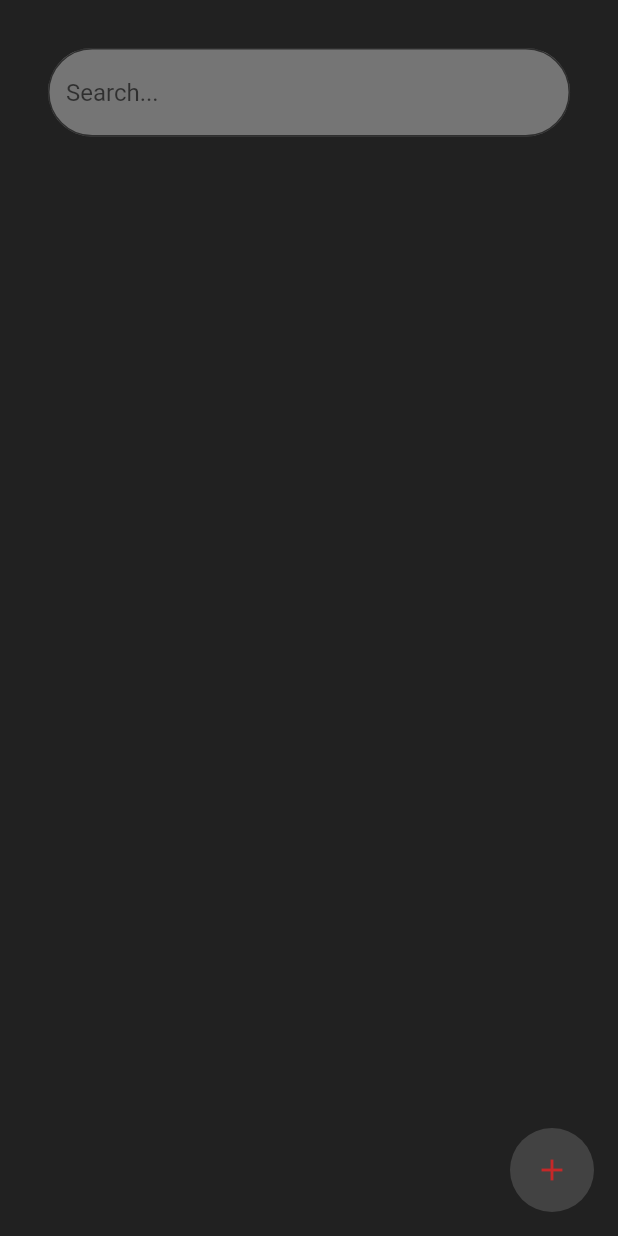
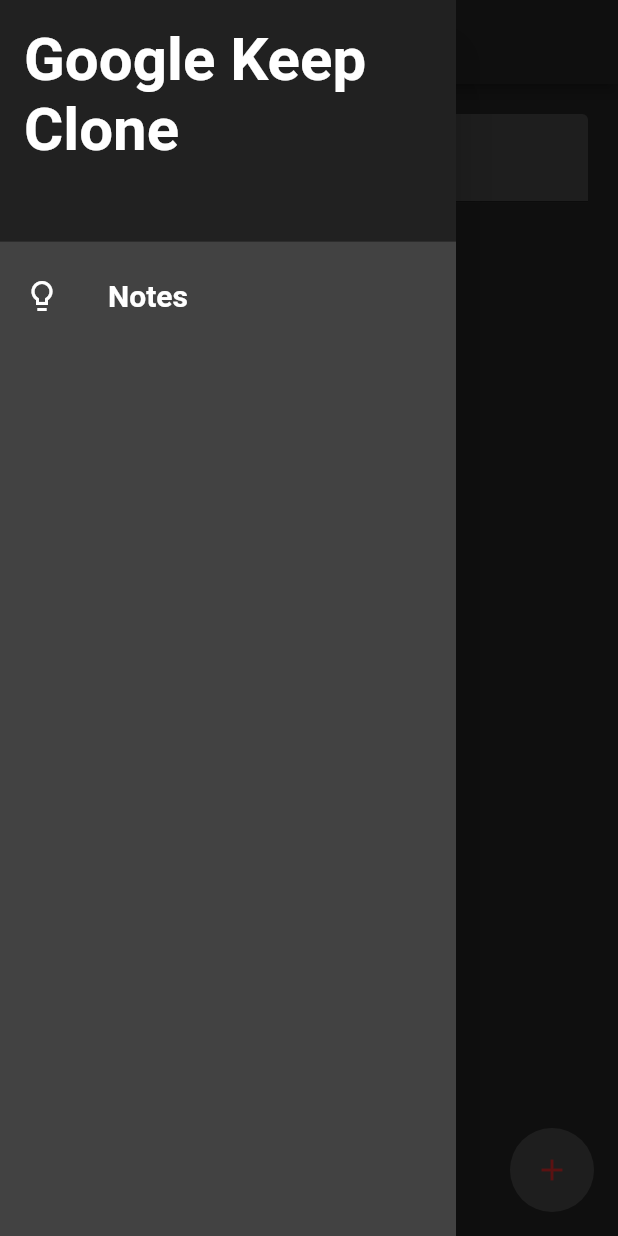
Before and after one commit to Blaze1318/GoogleNotesClone, a Flutter app: the screen it shows after launch, with the side drawer open (before the commit the screen has no drawer), on a phone screen of 412 x 824 dp. Run offline on Flutter 3.47's test engine with Material 2 defaults, Android fonts, the light colour scheme and no system bars; network calls fail.

Commit message:
Added grid view functionality, sidebar and migrated to null safety

```diff
--- a/lib/screens/home.dart
+++ b/lib/screens/home.dart
@@ -1,5 +1,4 @@
 import 'package:flutter/material.dart';
-
 import 'dart:convert';
 
 import 'package:http/http.dart';
@@ -18,7 +17,9 @@
   List<Todo?> _list = <Todo>[];
   List<Todo?> _listForDisplay = <Todo>[];
   ApiCalls call = new ApiCalls();
+  bool flag = false;
   GlobalKey<RefreshIndicatorState>? refresh;
+  int _selectedIndex = 0;
   final _scaffoldKey = GlobalKey<ScaffoldState>();
   @override
   void initState() {
@@ -46,17 +47,65 @@
   @override
   Widget build(BuildContext context) {
     return  Scaffold(
+      appBar: AppBar(
+        backgroundColor: Colors.grey[900],
+      ),
+      drawer: Drawer(
+        child:Container(
+          color: Colors.grey[800],
+          child: ListView(
+            children: <Widget> [
+              DrawerHeader(
+                child:  Text("Google Keep Clone",
+                  style: TextStyle(
+                    fontSize: 40,
+                    fontWeight: FontWeight.bold,
+                    color: Colors.white
+                  ),
+                ),
+                decoration: BoxDecoration(
+                  color: Colors.grey[900],
+                ),
+              ),
+              ListTile(
+                tileColor: Colors.grey[500],
+                selectedTileColor: Colors.grey[700],
+                leading: Icon(Icons.lightbulb_outline_sharp,color: Colors.white,),
+                title: Text("Notes",
+                  style: TextStyle(
+                    fontSize: 20,
+                    fontWeight: FontWeight.bold,
+                    color: Colors.white
+                  ),
+                ),
+              )
+            ]
+          ),
+        ),
+      ),
       key:_scaffoldKey,
       body: SafeArea(
         child: RefreshIndicator(
           key: refresh,
           child: Container(
             color: Colors.grey[900],
-            child: ListView.builder(
-              itemCount: _listForDisplay.length+1,
-              itemBuilder: (context,index){
-                return index == 0? _searchBar() : _listItem(index-1);
-              },
+            child: Column(
+              children: [
+                _searchBar(),
+                SizedBox(height: 15),
+                Expanded(
+                  child: GridView.builder(
+                            gridDelegate: SliverGridDelegateWithMaxCrossAxisExtent(
+                                maxCrossAxisExtent: 200,
+                                childAspectRatio: 3 / 2,
+                                crossAxisSpacing: 20,
+                                mainAxisSpacing: 20),
+                            itemCount: _listForDisplay.length,
+                            itemBuilder: (context,index){
+                              return _listItem(index);
+                            }),
+                ),
+              ],
             ),
           ),
           onRefresh: () async {
@@ -83,15 +132,13 @@
   _searchBar()
   {
       return Padding(
-        padding: const EdgeInsets.all(32.0),
+        padding: const EdgeInsets.all(20.0),
         child: TextField(
           decoration: InputDecoration(
-            border: OutlineInputBorder(
-              borderRadius: BorderRadius.circular(30)
-            ),
+            contentPadding: EdgeInsets.all(20),
             hintText: 'Search...',
-            fillColor: Colors.grey[600],
             filled: true,
+            fillColor: Colors.grey[800]
           ),
           onChanged: (text){
             text = text.toLowerCase();
@@ -124,7 +171,9 @@
           color: Colors.grey[500],
           child: ListTile(
             title: Text(_listForDisplay[index]!.title ?? ''),
-            subtitle: Text(_listForDisplay[index]!.description ?? ''),
+            subtitle: Text(_listForDisplay[index]!.description ?? '',
+              maxLines: 4,
+            ),
             onTap: () {
               Todo sendTodo = Todo(id:  _listForDisplay[index]!.id,title: _listForDisplay[index]!.title,description: _listForDisplay[index]!.description);
               Navigator.of(context).push(new MaterialPageRoute(builder: (context) => EditItem(),settings: RouteSettings(
@@ -149,5 +198,4 @@
     );
   }
 
-
 }
--- a/pubspec.yaml
+++ b/pubspec.yaml
@@ -33,7 +33,7 @@
     sdk: flutter
   http: ^0.13.0
   flutter_spinkit: ^5.0.0
-
+  shared_preferences: ^2.0.3
 # For information on the generic Dart part of this file, see the
 # following page: https://dart.dev/tools/pub/pubspec
 
```
Also changed, not shown: lib/screens/edit.dart (+42 -13 lines), lib/screens/editItem.dart (+48 -14 lines), lib/screens/modal_settings.dart (added, +51 -0 lines), pubspec.lock.
